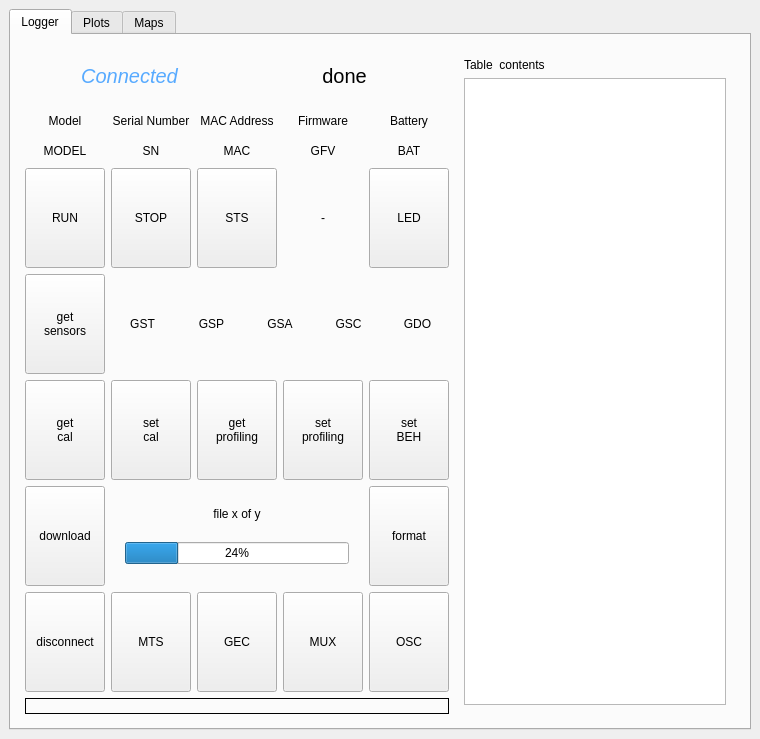
Before: the Qt Designer form bix/gui/gui.ui in LowellInstruments/bix, drawn with Qt 5.
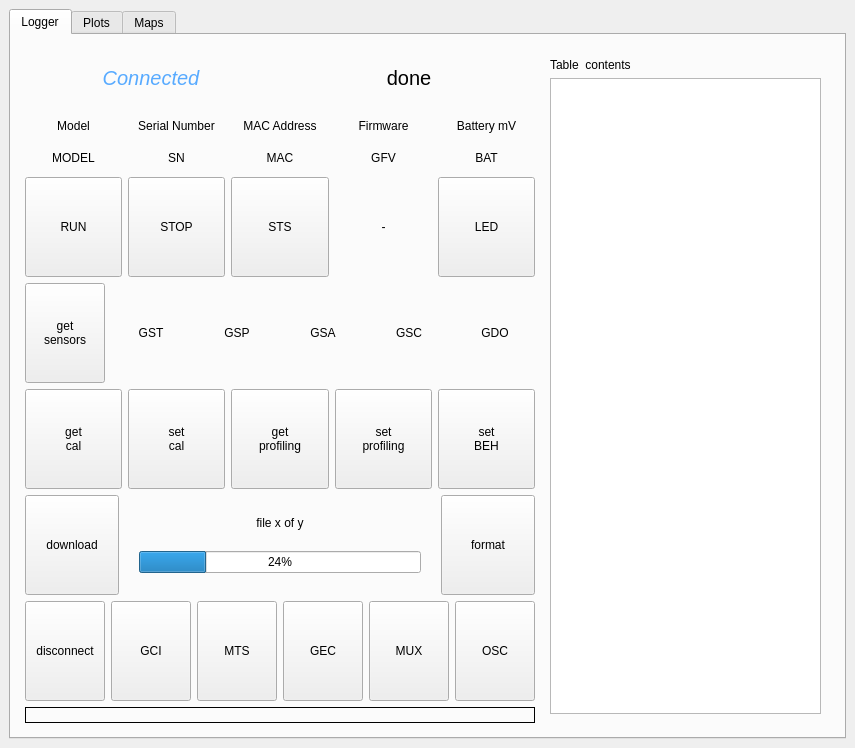
After: the same form once the commit is applied. The open tabs and pages were chosen to show the change.

Patch:
```diff
--- a/bix/gui/gui.ui
+++ b/bix/gui/gui.ui
@@ -6,8 +6,8 @@
    <rect>
     <x>0</x>
     <y>0</y>
-    <width>760</width>
-    <height>739</height>
+    <width>855</width>
+    <height>748</height>
    </rect>
   </property>
   <property name="windowTitle">
@@ -184,7 +184,7 @@
           <widget class="QWidget" name="page_2">
            <layout class="QHBoxLayout" name="horizontalLayout_6">
             <item>
-             <layout class="QHBoxLayout" name="horizontalLayout_2" stretch="4,3">
+             <layout class="QHBoxLayout" name="horizontalLayout_2" stretch="5,3">
               <item>
                <layout class="QVBoxLayout" name="verticalLayout_4" stretch="1,1,1,1,1,1,1,0">
                 <item>
@@ -329,7 +329,7 @@
                     <item>
                      <widget class="QLabel" name="label_5">
                       <property name="text">
-                       <string>Battery</string>
+                       <string>Battery mV</string>
                       </property>
                       <property name="alignment">
                        <set>Qt::AlignCenter</set>
@@ -683,7 +683,7 @@
                  </layout>
                 </item>
                 <item>
-                 <layout class="QHBoxLayout" name="horizontalLayout_8" stretch="1,1,1,1,1">
+                 <layout class="QHBoxLayout" name="horizontalLayout_8" stretch="1,1,1,1,1,1">
                   <item>
                    <widget class="QPushButton" name="btn_disconnect">
                     <property name="minimumSize">
@@ -697,6 +697,19 @@
                     </property>
                    </widget>
                   </item>
+                  <item>
+                   <widget class="QPushButton" name="btn_gci">
+                    <property name="minimumSize">
+                     <size>
+                      <width>0</width>
+                      <height>100</height>
+                     </size>
+                    </property>
+                    <property name="text">
+                     <string>GCI</string>
+                    </property>
+                   </widget>
+                  </item>
                   <item>
                    <widget class="QPushButton" name="btn_mts">
                     <property name="minimumSize">
```
Left out of the diff: 13 changed lines with no effect on the pictures. Lines whose indentation alone changed are shown as unchanged.
